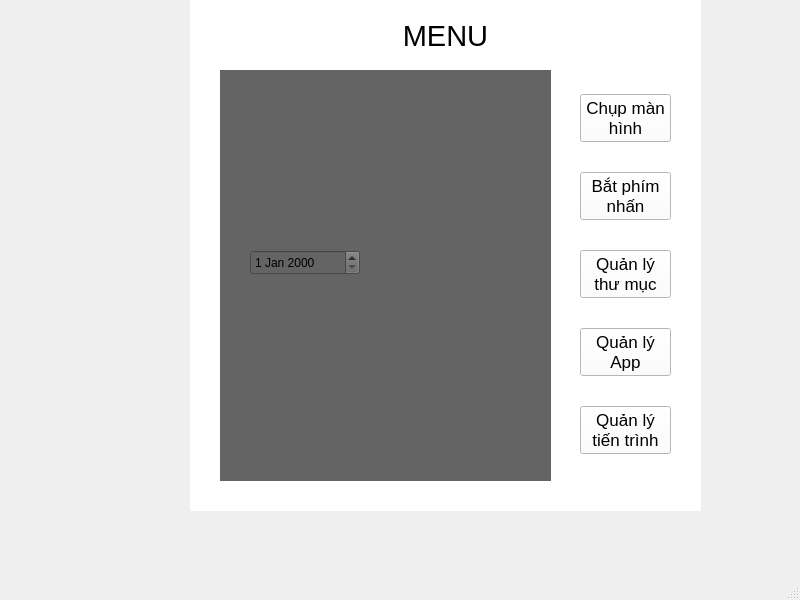
Old version of the form Remote_Control/remote_control.ui in the repository nacon304/MMT3_Remote_Control.
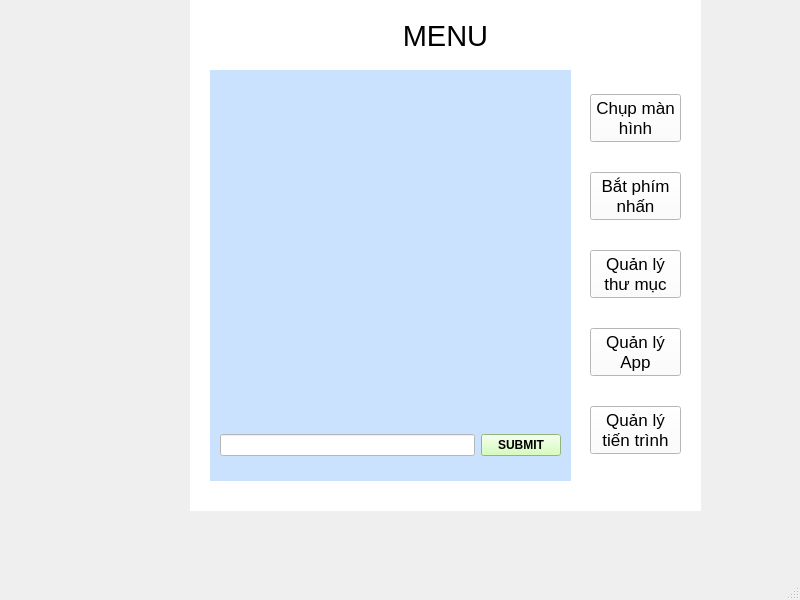
New version of the form. The open tabs and pages were chosen to show the change. Icons and pictures are not drawn.

What changed in the file:
```diff
--- a/Remote_Control/remote_control.ui
+++ b/Remote_Control/remote_control.ui
@@ -236,7 +236,7 @@
      <widget class="QWidget" name="verticalLayoutWidget">
       <property name="geometry">
        <rect>
-        <x>390</x>
+        <x>400</x>
         <y>90</y>
         <width>91</width>
         <height>411</height>
@@ -256,6 +256,9 @@
            <pointsize>13</pointsize>
           </font>
          </property>
+         <property name="styleSheet">
+          <string notr="true">background-color: rgb(255, 255, 255);</string>
+         </property>
          <property name="text">
           <string>Chụp màn
 hình</string>
@@ -323,15 +326,14 @@
      <widget class="QStackedWidget" name="wd_home_work">
       <property name="geometry">
        <rect>
-        <x>30</x>
+        <x>20</x>
         <y>90</y>
-        <width>331</width>
+        <width>361</width>
         <height>411</height>
        </rect>
       </property>
       <property name="styleSheet">
-       <string notr="true">
-background-color: rgb(100, 100, 100);</string>
+       <string notr="true">background-color: rgb(203, 226, 255);</string>
       </property>
       <property name="currentIndex">
        <number>0</number>
@@ -349,15 +351,81 @@
        </widget>
       </widget>
       <widget class="QWidget" name="wd_home_folder">
-       <widget class="QDateEdit" name="dateEdit">
+       <widget class="QTreeView" name="tv_home_folder">
         <property name="geometry">
          <rect>
-          <x>30</x>
-          <y>180</y>
-          <width>110</width>
-          <height>25</height>
+          <x>0</x>
+          <y>0</y>
+          <width>361</width>
+          <height>411</height>
          </rect>
         </property>
+        <property name="styleSheet">
+         <string notr="true">background-color: rgb(203, 226, 255);</string>
+        </property>
+        <property name="frameShape">
+         <enum>QFrame::NoFrame</enum>
+        </property>
+       </widget>
+       <widget class="QFrame" name="fr_home_folder_search">
+        <property name="geometry">
+         <rect>
+          <x>10</x>
+          <y>350</y>
+          <width>341</width>
+          <height>51</height>
+         </rect>
+        </property>
+        <property name="styleSheet">
+         <string notr="true">background-color: rgb(203, 226, 255);</string>
+        </property>
+        <property name="frameShape">
+         <enum>QFrame::StyledPanel</enum>
+        </property>
+        <property name="frameShadow">
+         <enum>QFrame::Raised</enum>
+        </property>
+        <property name="lineWidth">
+         <number>0</number>
+        </property>
+        <widget class="QWidget" name="horizontalLayoutWidget">
+         <property name="geometry">
+          <rect>
+           <x>0</x>
+           <y>0</y>
+           <width>341</width>
+           <height>51</height>
+          </rect>
+         </property>
+         <layout class="QHBoxLayout" name="hor_home_folder_search">
+          <property name="sizeConstraint">
+           <enum>QLayout::SetNoConstraint</enum>
+          </property>
+          <item>
+           <widget class="QLineEdit" name="lin_home_folder_path">
+            <property name="styleSheet">
+             <string notr="true">background-color: rgb(255, 255, 255);</string>
+            </property>
+           </widget>
+          </item>
+          <item>
+           <widget class="QPushButton" name="btn_home_folder_submit">
+            <property name="font">
+             <font>
+              <bold>true</bold>
+             </font>
+            </property>
+            <property name="styleSheet">
+             <string notr="true">background-color: rgb(203, 255, 169);
+color: rgb(0, 0, 0);</string>
+            </property>
+            <property name="text">
+             <string>SUBMIT</string>
+            </property>
+           </widget>
+          </item>
+         </layout>
+        </widget>
        </widget>
       </widget>
       <widget class="QWidget" name="wd_home_app">
```
Left out of the diff: 315 changed lines with no effect on the pictures.
